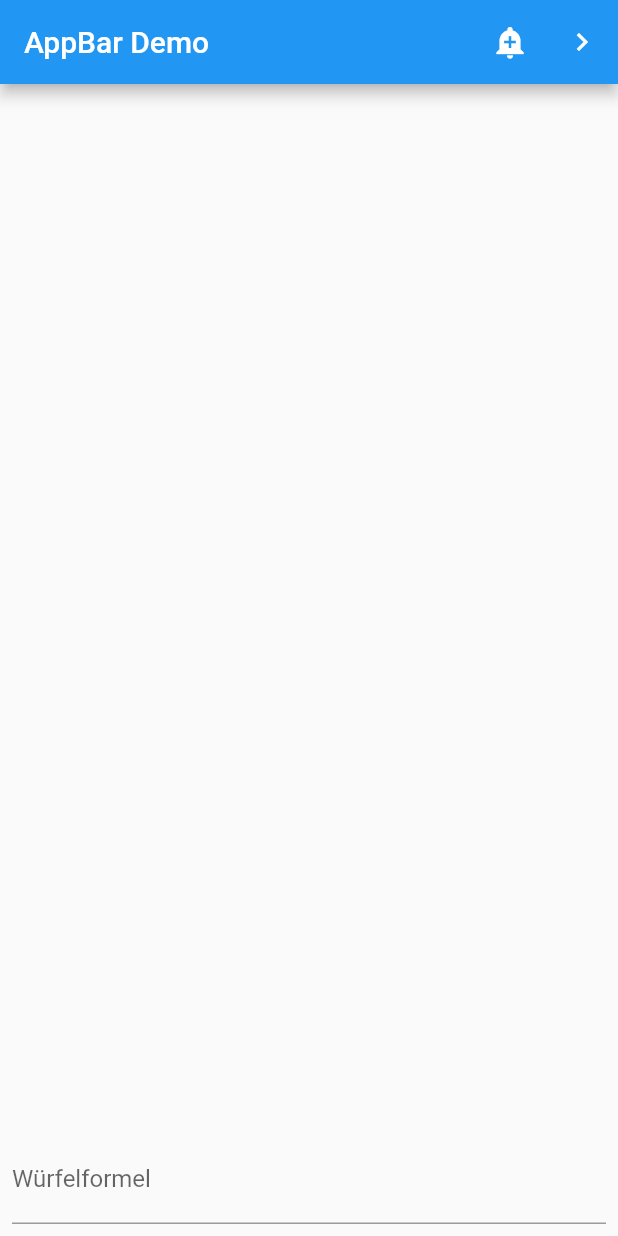
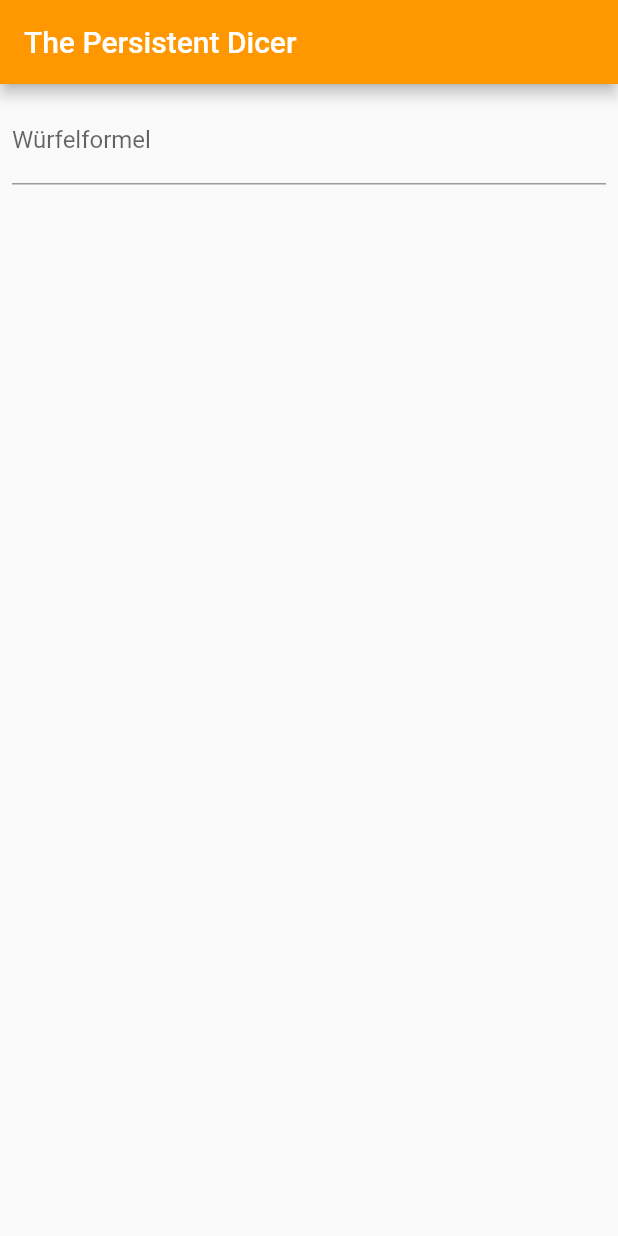
Before and after one commit to siatwe/persistent_dicer, a Flutter app: the screen it shows after launch, on a phone screen of 412 x 824 dp. Run offline on Flutter 3.47's test engine with Material 2 defaults, Android fonts, the phone set to English and light mode, and no system bars; our stand-ins replace auto_route, get_it, injectable, logger, stacked, stacked_services.

Commit message:
Refactor dice functions; Add scrollable body

```diff
--- a/lib/src/app/app.dart
+++ b/lib/src/app/app.dart
@@ -15,11 +15,11 @@ class App extends StatelessWidget {
       navigatorKey: locator<NavigationService>().navigatorKey,
       theme: ThemeData(
         brightness: Brightness.light,
-        // Farben?!
-        // appBarTheme: AppBarTheme(color: Colors.red)
+        appBarTheme: AppBarTheme(color: Colors.orange)
       ),
       darkTheme: ThemeData(
         brightness: Brightness.dark,
+        appBarTheme: AppBarTheme(color: Colors.orange)
       ),
     );
   }
--- a/lib/src/ui/views/dice/dice_view.dart
+++ b/lib/src/ui/views/dice/dice_view.dart
@@ -1,7 +1,5 @@
 import 'package:flutter/material.dart';
 import 'package:stacked/stacked.dart';
-import 'package:persistent_dicer/src/ui/widgets/dumb/skeleton.dart';
-
 import './dice_view_model.dart';
 
 class DiceView extends StatelessWidget {
@@ -15,25 +13,9 @@ class DiceView extends StatelessWidget {
         Widget child,
       ) {
         return Scaffold(
-          appBar: AppBar(
-            title: const Text('AppBar Demo'),
-            actions: <Widget>[
-              IconButton(
-                icon: const Icon(Icons.add_alert),
-                tooltip: 'Show Snackbar',
-                onPressed: () {
-                  print('test');
-                },
-              ),
-              IconButton(
-                icon: const Icon(Icons.navigate_next),
-                tooltip: 'Next page',
-                onPressed: () {},
-              ),
-            ],
-          ),
           body: Padding(
             padding: const EdgeInsets.all(8.0),
+            child: SingleChildScrollView(
               child: Column(
                 mainAxisAlignment: MainAxisAlignment.start,
                 crossAxisAlignment: CrossAxisAlignment.start,
@@ -41,10 +23,8 @@ class DiceView extends StatelessWidget {
                   for (var index in model.textFragments)
                     Text(
                       index['text'],
-                    style: TextStyle(fontWeight: FontWeight.bold, fontSize: 20),
-                  ),
-                Expanded(
-                  child: Container(),
+                      style:
+                          TextStyle(fontWeight: FontWeight.bold, fontSize: 20),
                     ),
                   TextField(
                     decoration: InputDecoration(labelText: 'Würfelformel'),
@@ -55,6 +35,8 @@ class DiceView extends StatelessWidget {
                 ],
               ),
             ),
+          ),
+          appBar: AppBar(title: const Text('The Persistent Dicer')),
         );
       },
     );
--- a/pubspec.yaml
+++ b/pubspec.yaml
@@ -32,7 +32,7 @@ dependencies:
   # hive
   hive: ^1.4.4
   hive_flutter: ^0.3.1
-
+  intl: ^0.16.1
 dev_dependencies:
   flutter_test:
     sdk: flutter
```
Also changed, not shown: lib/src/ui/views/dice/dice_view_model.dart (+23 -7 lines), pubspec.lock. Lines whose indentation alone changed are shown as unchanged.
